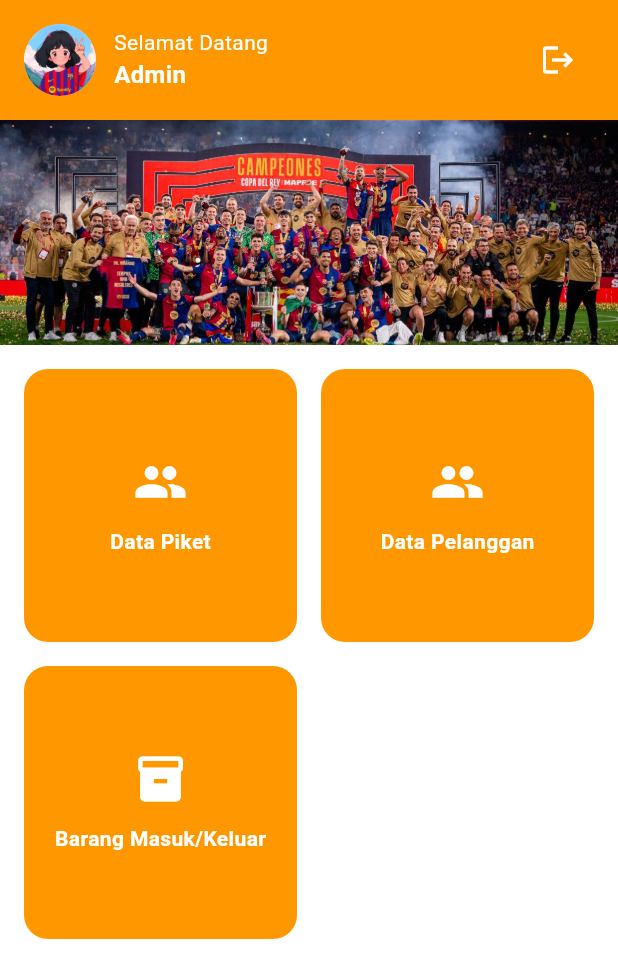
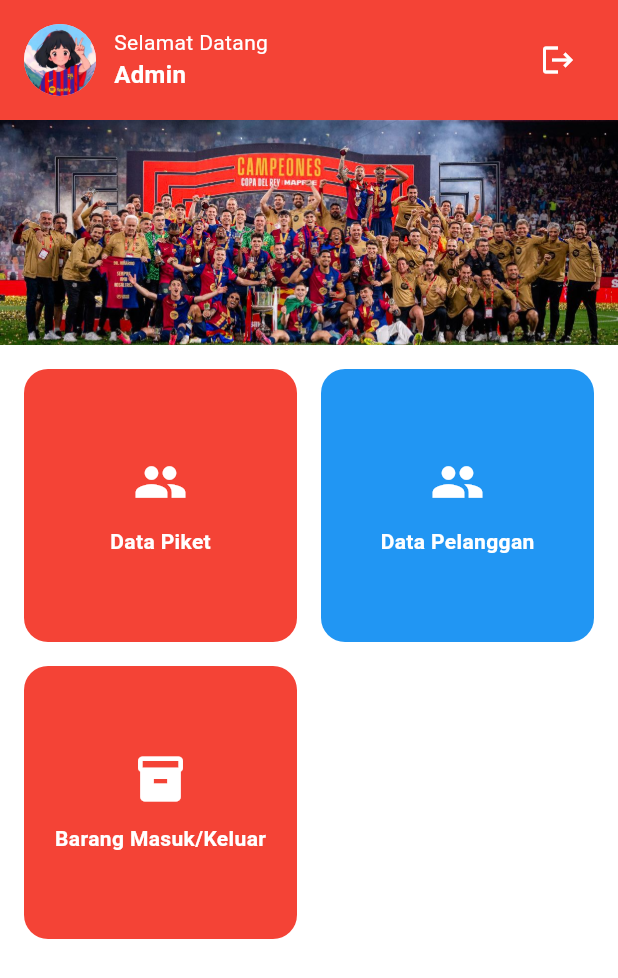
Before and after one commit to kyy08/20220140101_UCP1Flutter, a Flutter app: the HomePage screen opened by its route, on a phone screen of 412 x 824 dp. Shown: the top 978 px of the screen. Run offline on Flutter 3.47's test engine with Material 3 defaults, Android fonts, the phone set to English and light mode, and no system bars.

Commit message:
mengganti warna dihomepage menjadi merah dan biru

```diff
--- a/lib/Presentation/home_page.dart
+++ b/lib/Presentation/home_page.dart
@@ -12,9 +12,9 @@
       body: SafeArea(
         child: Column(
           children: [
-            // 🔸 Bagian Profil Header
+            // 🔸 Bagian Profil Header (ganti ke merah)
             Container(
-              color: Colors.orange,
+              color: Colors.red,
               padding: const EdgeInsets.all(16),
               child: Row(
                 children: [
@@ -79,6 +79,7 @@
                         MaterialPageRoute(builder: (context) => const PiketGudangPage()),
                       );
                     },
+                    color: Colors.red,
                   ),
                   _menuButton(
                     icon: Icons.people,
@@ -86,6 +87,7 @@
                     onTap: () {
                       // Navigasi ke halaman Data Pelanggan
                     },
+                    color: Colors.blue,
                   ),
                   _menuButton(
                     icon: Icons.inventory_2,
@@ -94,6 +96,7 @@
                       // Navigasi ke halaman Barang Masuk/Keluar
                     },
                     isFullWidth: true,
+                    color: Colors.red,
                   ),
                 ],
               ),
@@ -108,6 +111,7 @@
     required IconData icon,
     required String label,
     required VoidCallback onTap,
+    required Color color,
     bool isFullWidth = false,
   }) {
     return GestureDetector(
@@ -115,7 +119,7 @@
       child: Container(
         width: isFullWidth ? double.infinity : null,
         decoration: BoxDecoration(
-          color: Colors.orange,
+          color: color,
           borderRadius: BorderRadius.circular(16),
         ),
         padding: const EdgeInsets.all(16),
```
